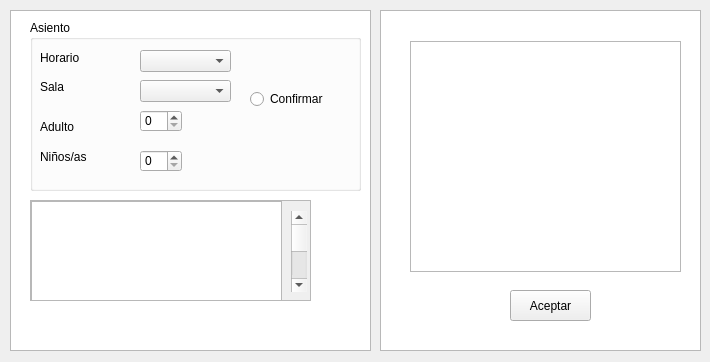
Above: Sala.ui from Jtobar-Ec/Cine-Mejorado before the change. Below: the same form after it.
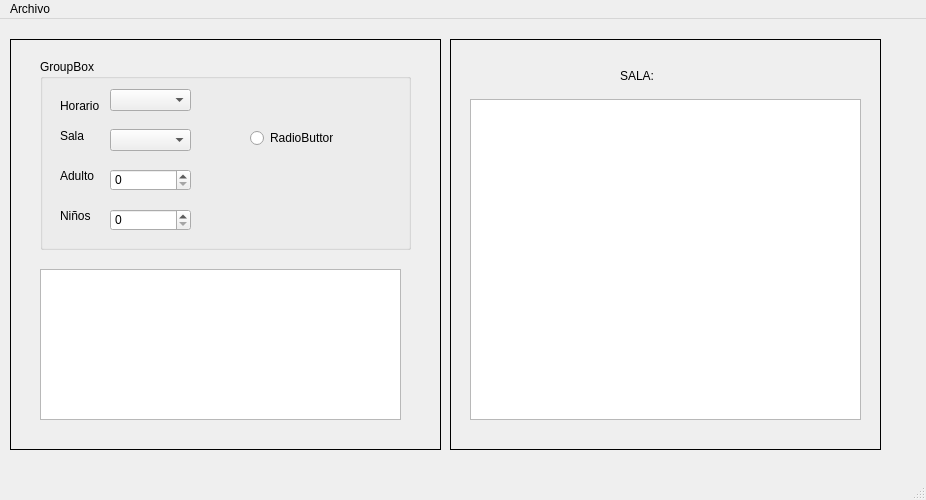
That is the form after the change.

Commit message: Clase sala

The edit to the form file:
```diff
--- a/Sala.ui
+++ b/Sala.ui
@@ -1,225 +1,226 @@
 <?xml version="1.0" encoding="UTF-8"?>
 <ui version="4.0">
- <class>Form</class>
- <widget class="QWidget" name="Form">
+ <class>Sala</class>
+ <widget class="QMainWindow" name="Sala">
   <property name="geometry">
    <rect>
     <x>0</x>
     <y>0</y>
-    <width>710</width>
-    <height>362</height>
+    <width>926</width>
+    <height>500</height>
    </rect>
   </property>
   <property name="windowTitle">
    <string>Form</string>
   </property>
-  <widget class="QPlainTextEdit" name="plainTextEdit">
-   <property name="geometry">
-    <rect>
-     <x>380</x>
-     <y>10</y>
-     <width>321</width>
-     <height>341</height>
-    </rect>
-   </property>
-  </widget>
-  <widget class="QListWidget" name="listWidget">
-   <property name="geometry">
-    <rect>
-     <x>10</x>
-     <y>10</y>
-     <width>361</width>
-     <height>341</height>
-    </rect>
-   </property>
-  </widget>
-  <widget class="QGroupBox" name="Peliculas_2">
-   <property name="geometry">
-    <rect>
-     <x>30</x>
-     <y>20</y>
-     <width>331</width>
-     <height>171</height>
-    </rect>
-   </property>
-   <property name="title">
-    <string>Asiento</string>
-   </property>
-   <widget class="QComboBox" name="comboBox_3">
+  <widget class="QWidget" name="centralwidget">
+   <widget class="QLabel" name="label">
     <property name="geometry">
      <rect>
-      <x>110</x>
-      <y>60</y>
-      <width>91</width>
-      <height>22</height>
+      <x>450</x>
+      <y>20</y>
+      <width>431</width>
+      <height>411</height>
      </rect>
     </property>
-   </widget>
-   <widget class="QComboBox" name="comboBox_4">
-    <property name="geometry">
-     <rect>
-      <x>110</x>
-      <y>30</y>
-      <width>91</width>
-      <height>22</height>
-     </rect>
+    <property name="frameShape">
+     <enum>QFrame::Box</enum>
     </property>
+    <property name="text">
+     <string/>
+    </property>
    </widget>
-   <widget class="QSpinBox" name="spinBox_3">
+   <widget class="QLabel" name="label_2">
     <property name="geometry">
      <rect>
-      <x>110</x>
-      <y>90</y>
-      <width>42</width>
-      <height>22</height>
+      <x>10</x>
+      <y>20</y>
+      <width>431</width>
+      <height>411</height>
      </rect>
     </property>
+    <property name="frameShape">
+     <enum>QFrame::Box</enum>
+    </property>
+    <property name="text">
+     <string/>
+    </property>
    </widget>
-   <widget class="QSpinBox" name="spinBox_4">
+   <widget class="QGroupBox" name="groupBox">
     <property name="geometry">
      <rect>
-      <x>110</x>
-      <y>130</y>
-      <width>42</width>
-      <height>22</height>
+      <x>40</x>
+      <y>40</y>
+      <width>371</width>
+      <height>191</height>
      </rect>
     </property>
+    <property name="title">
+     <string>GroupBox</string>
+    </property>
+    <widget class="QLabel" name="label_3">
+     <property name="geometry">
+      <rect>
+       <x>20</x>
+       <y>40</y>
+       <width>47</width>
+       <height>14</height>
+      </rect>
+     </property>
+     <property name="text">
+      <string>Horario</string>
+     </property>
+    </widget>
+    <widget class="QLabel" name="label_4">
+     <property name="geometry">
+      <rect>
+       <x>20</x>
+       <y>70</y>
+       <width>47</width>
+       <height>14</height>
+      </rect>
+     </property>
+     <property name="text">
+      <string>Sala</string>
+     </property>
+    </widget>
+    <widget class="QLabel" name="label_5">
+     <property name="geometry">
+      <rect>
+       <x>20</x>
+       <y>110</y>
+       <width>47</width>
+       <height>14</height>
+      </rect>
+     </property>
+     <property name="text">
+      <string>Adulto</string>
+     </property>
+    </widget>
+    <widget class="QLabel" name="label_6">
+     <property name="geometry">
+      <rect>
+       <x>20</x>
+       <y>150</y>
+       <width>47</width>
+       <height>14</height>
+      </rect>
+     </property>
+     <property name="text">
+      <string>Niños</string>
+     </property>
+    </widget>
+    <widget class="QSpinBox" name="spinBox">
+     <property name="geometry">
+      <rect>
+       <x>70</x>
+       <y>150</y>
+       <width>81</width>
+       <height>22</height>
+      </rect>
+     </property>
+    </widget>
+    <widget class="QSpinBox" name="spinBox_2">
+     <property name="geometry">
+      <rect>
+       <x>70</x>
+       <y>110</y>
+       <width>81</width>
+       <height>22</height>
+      </rect>
+     </property>
+    </widget>
+    <widget class="QComboBox" name="comboBox">
+     <property name="geometry">
+      <rect>
+       <x>70</x>
+       <y>30</y>
+       <width>81</width>
+       <height>22</height>
+      </rect>
+     </property>
+    </widget>
+    <widget class="QComboBox" name="comboBox_2">
+     <property name="geometry">
+      <rect>
+       <x>70</x>
+       <y>70</y>
+       <width>81</width>
+       <height>22</height>
+      </rect>
+     </property>
+    </widget>
+    <widget class="QRadioButton" name="radioButton">
+     <property name="geometry">
+      <rect>
+       <x>210</x>
+       <y>70</y>
+       <width>83</width>
+       <height>18</height>
+      </rect>
+     </property>
+     <property name="text">
+      <string>RadioButton</string>
+     </property>
+    </widget>
    </widget>
-   <widget class="QLabel" name="label_5">
+   <widget class="QPlainTextEdit" name="plainTextEdit">
     <property name="geometry">
      <rect>
-      <x>10</x>
-      <y>30</y>
-      <width>61</width>
-      <height>16</height>
+      <x>40</x>
+      <y>250</y>
+      <width>361</width>
+      <height>151</height>
      </rect>
     </property>
-    <property name="text">
-     <string>Horario</string>
-    </property>
    </widget>
-   <widget class="QLabel" name="label_6">
+   <widget class="QPlainTextEdit" name="plainTextEdit_2">
     <property name="geometry">
      <rect>
-      <x>10</x>
-      <y>60</y>
-      <width>47</width>
-      <height>14</height>
+      <x>470</x>
+      <y>80</y>
+      <width>391</width>
+      <height>321</height>
      </rect>
     </property>
-    <property name="text">
-     <string>Sala</string>
-    </property>
    </widget>
    <widget class="QLabel" name="label_7">
     <property name="geometry">
      <rect>
-      <x>10</x>
-      <y>130</y>
+      <x>620</x>
+      <y>50</y>
       <width>47</width>
       <height>14</height>
      </rect>
     </property>
     <property name="text">
-     <string>Niños/as</string>
+     <string>SALA:</string>
     </property>
    </widget>
-   <widget class="QLabel" name="label_8">
-    <property name="geometry">
-     <rect>
-      <x>10</x>
-      <y>100</y>
-      <width>47</width>
-      <height>14</height>
-     </rect>
-    </property>
-    <property name="text">
-     <string>Adulto</string>
-    </property>
-   </widget>
-   <widget class="QRadioButton" name="radioButton_2">
-    <property name="geometry">
-     <rect>
-      <x>220</x>
-      <y>70</y>
-      <width>91</width>
-      <height>18</height>
-     </rect>
-    </property>
-    <property name="text">
-     <string>Confirmar</string>
-    </property>
-   </widget>
   </widget>
-  <widget class="QScrollArea" name="scrollArea">
+  <widget class="QMenuBar" name="menubar">
    <property name="geometry">
     <rect>
-     <x>30</x>
-     <y>200</y>
-     <width>281</width>
-     <height>101</height>
+     <x>0</x>
+     <y>0</y>
+     <width>926</width>
+     <height>22</height>
     </rect>
    </property>
-   <property name="widgetResizable">
-    <bool>true</bool>
-   </property>
-   <widget class="QWidget" name="scrollAreaWidgetContents_2">
-    <property name="geometry">
-     <rect>
-      <x>0</x>
-      <y>0</y>
-      <width>279</width>
-      <height>99</height>
-     </rect>
+   <widget class="QMenu" name="menuArchivo">
+    <property name="title">
+     <string>Archivo</string>
     </property>
-    <widget class="QScrollBar" name="verticalScrollBar">
-     <property name="geometry">
-      <rect>
-       <x>260</x>
-       <y>10</y>
-       <width>16</width>
-       <height>81</height>
-      </rect>
-     </property>
-     <property name="orientation">
-      <enum>Qt::Vertical</enum>
-     </property>
-    </widget>
-    <widget class="QPlainTextEdit" name="plainTextEdit_2">
-     <property name="geometry">
-      <rect>
-       <x>0</x>
-       <y>0</y>
-       <width>251</width>
-       <height>101</height>
-      </rect>
-     </property>
-    </widget>
+    <addaction name="actionNuevo"/>
    </widget>
+   <addaction name="menuArchivo"/>
   </widget>
-  <widget class="QPushButton" name="pushButton">
-   <property name="geometry">
-    <rect>
-     <x>510</x>
-     <y>290</y>
-     <width>81</width>
-     <height>31</height>
-    </rect>
-   </property>
+  <widget class="QStatusBar" name="statusbar"/>
+  <action name="actionNuevo">
    <property name="text">
-    <string>Aceptar</string>
+    <string>Nuevo</string>
    </property>
-  </widget>
-  <widget class="QGraphicsView" name="graphicsView">
-   <property name="geometry">
-    <rect>
-     <x>410</x>
-     <y>41</y>
-     <width>271</width>
-     <height>231</height>
-    </rect>
-   </property>
-  </widget>
+  </action>
  </widget>
  <resources/>
  <connections/>
```
Left out of the diff: 2 changed lines with no effect on the pictures. The commit also changes 6 other files.
